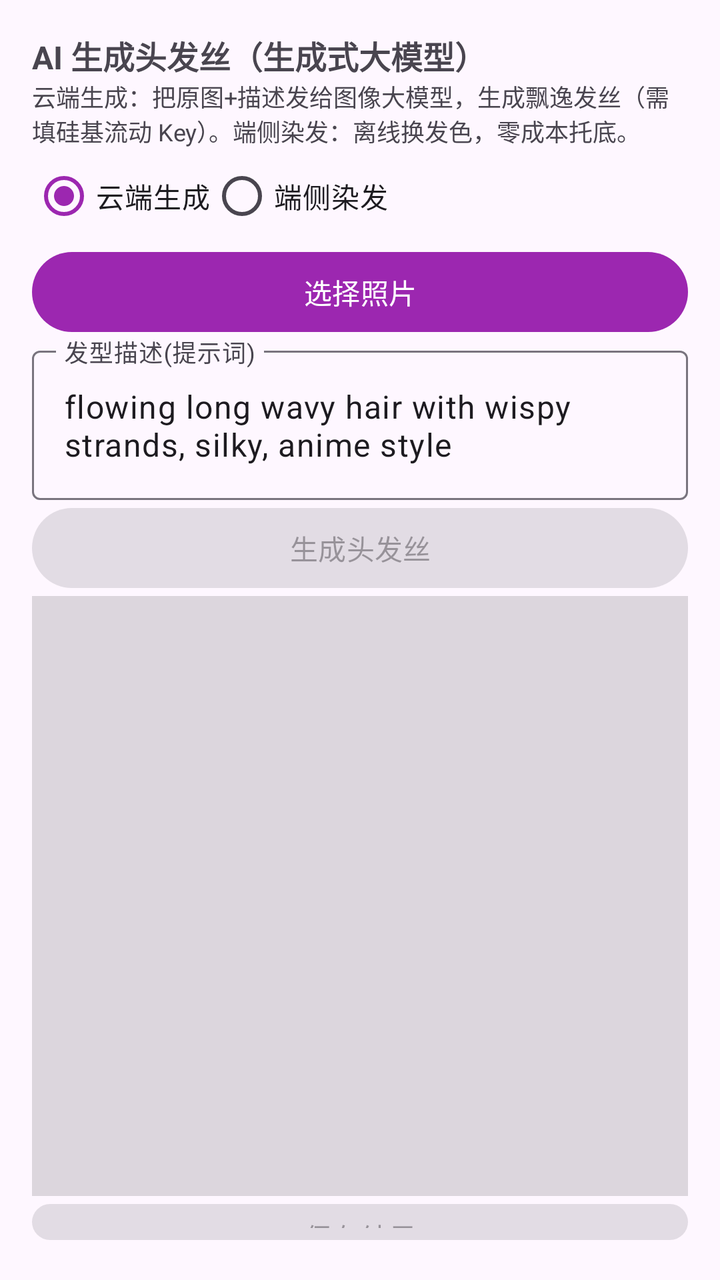
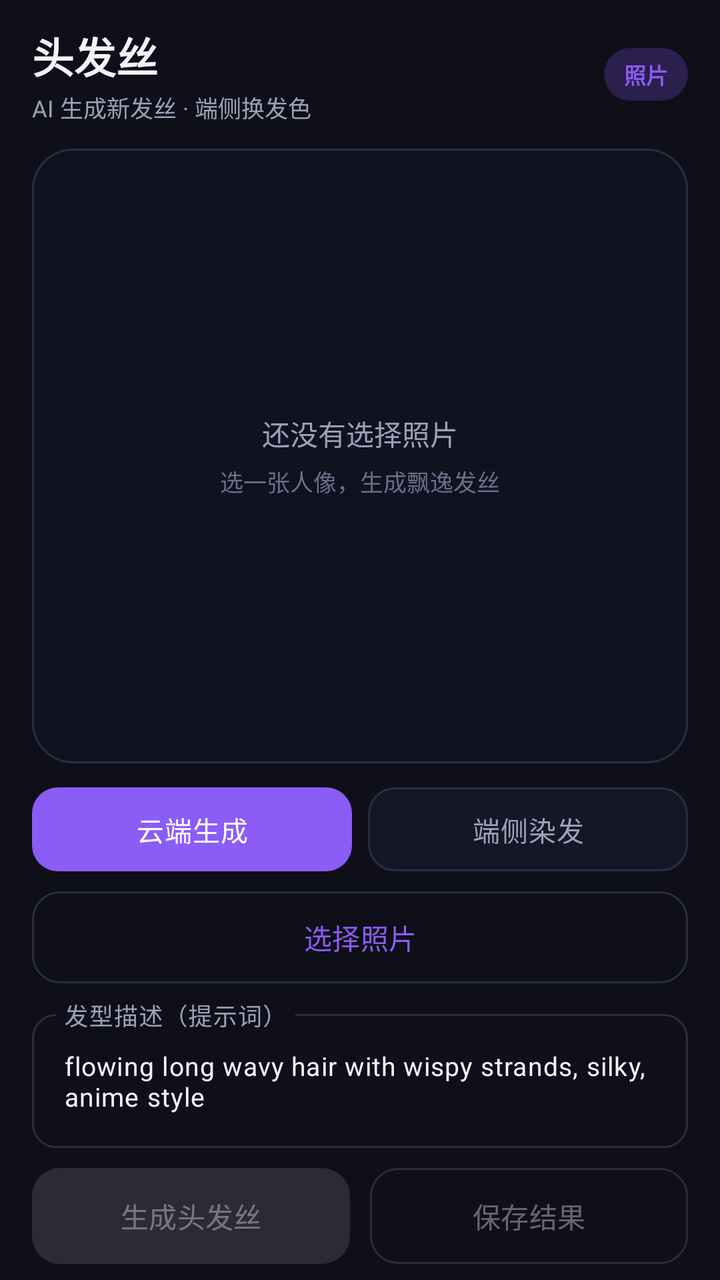

Compare the two renders of this Android layout. The source of the first and the diff that turns it into the second are given below.
<!-- AndroidManifest.xml: application theme Theme.MagicBeauty -->
<!-- res/layout/fragment_hair.xml -->
<?xml version="1.0" encoding="utf-8"?>
<LinearLayout xmlns:android="http://schemas.android.com/apk/res/android"
    android:layout_width="match_parent"
    android:layout_height="match_parent"
    android:orientation="vertical"
    android:padding="16dp">

    <TextView
        android:layout_width="match_parent"
        android:layout_height="wrap_content"
        android:text="AI 生成头发丝（生成式大模型）"
        android:textStyle="bold"
        android:textSize="16sp" />

    <TextView
        android:layout_width="match_parent"
        android:layout_height="wrap_content"
        android:text="云端生成：把原图+描述发给图像大模型，生成飘逸发丝（需填硅基流动 Key）。端侧染发：离线换发色，零成本托底。"
        android:textSize="12sp" />

    <RadioGroup
        android:id="@+id/rgMode"
        android:layout_width="match_parent"
        android:layout_height="wrap_content"
        android:orientation="horizontal">
        <RadioButton
            android:id="@+id/rbCloud"
            android:layout_width="wrap_content"
            android:layout_height="wrap_content"
            android:text="云端生成"
            android:checked="true" />
        <RadioButton
            android:id="@+id/rbLocal"
            android:layout_width="wrap_content"
            android:layout_height="wrap_content"
            android:text="端侧染发" />
    </RadioGroup>

    <Button
        android:id="@+id/btnPick"
        android:layout_width="match_parent"
        android:layout_height="wrap_content"
        android:text="选择照片" />

    <com.google.android.material.textfield.TextInputLayout
        android:layout_width="match_parent"
        android:layout_height="wrap_content"
        android:hint="发型描述(提示词)">
        <com.google.android.material.textfield.TextInputEditText
            android:id="@+id/etPrompt"
            android:layout_width="match_parent"
            android:layout_height="wrap_content"
            android:text="flowing long wavy hair with wispy strands, silky, anime style" />
    </com.google.android.material.textfield.TextInputLayout>

    <Button
        android:id="@+id/btnGen"
        android:layout_width="match_parent"
        android:layout_height="wrap_content"
        android:text="生成头发丝"
        android:enabled="false" />

    <ProgressBar
        android:id="@+id/progress"
        style="?android:attr/progressBarStyleHorizontal"
        android:layout_width="match_parent"
        android:layout_height="wrap_content"
        android:visibility="gone" />

    <ImageView
        android:id="@+id/preview"
        android:layout_width="match_parent"
        android:layout_height="300dp"
        android:scaleType="fitCenter"
        android:background="#22000000" />

    <Button
        android:id="@+id/btnSave"
        android:layout_width="match_parent"
        android:layout_height="wrap_content"
        android:text="保存结果"
        android:enabled="false" />

</LinearLayout>
<!-- resources referenced by this layout -->
<resources>
  <style name="Theme.MagicBeauty" parent="Theme.Material3.DayNight.NoActionBar">
          <item name="colorPrimary">@color/purple_500</item>
          <item name="colorPrimaryDark">@color/purple_700</item>
          <item name="colorAccent">@color/purple_500</item>
      </style>
  <color name="purple_500">#9C27B0</color>
  <color name="purple_700">#6A1B9A</color>
</resources>

<!-- the commit's change to res/layout/fragment_hair.xml (unified diff, before → after) -->
@@ -1,84 +1,216 @@
 <?xml version="1.0" encoding="utf-8"?>
 <LinearLayout xmlns:android="http://schemas.android.com/apk/res/android"
+    xmlns:app="http://schemas.android.com/apk/res-auto"
     android:layout_width="match_parent"
     android:layout_height="match_parent"
+    android:background="@color/bg"
     android:orientation="vertical"
-    android:padding="16dp">
-
-    <TextView
-        android:layout_width="match_parent"
-        android:layout_height="wrap_content"
-        android:text="AI 生成头发丝（生成式大模型）"
-        android:textStyle="bold"
-        android:textSize="16sp" />
-
-    <TextView
-        android:layout_width="match_parent"
-        android:layout_height="wrap_content"
-        android:text="云端生成：把原图+描述发给图像大模型，生成飘逸发丝（需填硅基流动 Key）。端侧染发：离线换发色，零成本托底。"
-        android:textSize="12sp" />
-
+    android:paddingStart="16dp"
+    android:paddingTop="12dp"
+    android:paddingEnd="16dp"
+    android:paddingBottom="8dp">
+
+    
+    <LinearLayout
+        android:layout_width="match_parent"
+        android:layout_height="wrap_content"
+        android:gravity="center_vertical"
+        android:orientation="horizontal">
+
+        <LinearLayout
+            android:layout_width="0dp"
+            android:layout_height="wrap_content"
+            android:layout_weight="1"
+            android:orientation="vertical">
+
+            <TextView
+                android:layout_width="wrap_content"
+                android:layout_height="wrap_content"
+                android:text="头发丝"
+                android:textColor="@color/text"
+                android:textSize="21sp"
+                android:textStyle="bold" />
+
+            <TextView
+                android:layout_width="wrap_content"
+                android:layout_height="wrap_content"
+                android:layout_marginTop="2dp"
+                android:text="AI 生成新发丝 · 端侧换发色"
+                android:textColor="@color/text_sub"
+                android:textSize="11.5sp" />
+        </LinearLayout>
+
+        <TextView
+            android:layout_width="wrap_content"
+            android:layout_height="wrap_content"
+            android:background="@drawable/bg_pill"
+            android:paddingStart="10dp"
+            android:paddingTop="5dp"
+            android:paddingEnd="10dp"
+            android:paddingBottom="5dp"
+            android:text="照片"
+            android:textColor="@color/brand"
+            android:textSize="11sp"
+            android:textStyle="bold" />
+    </LinearLayout>
+
+    
+    <FrameLayout
+        android:layout_width="match_parent"
+        android:layout_height="0dp"
+        android:layout_marginTop="12dp"
+        android:layout_weight="1"
+        android:minHeight="150dp"
+        android:background="@drawable/bg_preview">
+
+        <ImageView
+            android:id="@+id/preview"
+            android:layout_width="match_parent"
+            android:layout_height="match_parent"
+            android:contentDescription="预览"
+            android:scaleType="fitCenter" />
+
+        <LinearLayout
+            android:id="@+id/emptyState"
+            android:layout_width="wrap_content"
+            android:layout_height="wrap_content"
+            android:layout_gravity="center"
+            android:gravity="center"
+            android:orientation="vertical">
+
+            <TextView
+                android:layout_width="wrap_content"
+                android:layout_height="wrap_content"
+                android:text="还没有选择照片"
+                android:textColor="@color/text_sub"
+                android:textSize="14sp" />
+
+            <TextView
+                android:layout_width="wrap_content"
+                android:layout_height="wrap_content"
+                android:layout_marginTop="5dp"
+                android:text="选一张人像，生成飘逸发丝"
+                android:textColor="@color/text_dim"
+                android:textSize="11.5sp" />
+        </LinearLayout>
+
+        <ProgressBar
+            android:id="@+id/progress"
+            android:layout_width="wrap_content"
+            android:layout_height="wrap_content"
+            android:layout_gravity="center"
+            android:indeterminateTint="@color/brand"
+            android:visibility="gone" />
+    </FrameLayout>
+
+    
     <RadioGroup
         android:id="@+id/rgMode"
         android:layout_width="match_parent"
         android:layout_height="wrap_content"
+        android:layout_marginTop="12dp"
         android:orientation="horizontal">
+
         <RadioButton
             android:id="@+id/rbCloud"
-            android:layout_width="wrap_content"
-            android:layout_height="wrap_content"
+            android:layout_width="0dp"
+            android:layout_height="42dp"
+            android:layout_weight="1"
+            android:background="@drawable/bg_segment"
+            android:button="@null"
+            android:checked="true"
+            android:gravity="center"
             android:text="云端生成"
-            android:checked="true" />
+            android:textColor="@color/segment_text"
+            android:textSize="13.5sp" />
+
         <RadioButton
             android:id="@+id/rbLocal"
-            android:layout_width="wrap_content"
-            android:layout_height="wrap_content"
-            android:text="端侧染发" />
+            android:layout_width="0dp"
+            android:layout_height="42dp"
+            android:layout_marginStart="8dp"
+            android:layout_weight="1"
+            android:background="@drawable/bg_segment"
+            android:button="@null"
+            android:gravity="center"
+            android:text="端侧染发"
+            android:textColor="@color/segment_text"
+            android:textSize="13.5sp" />
     </RadioGroup>
 
-    <Button
+    
+    <com.google.android.material.button.MaterialButton
         android:id="@+id/btnPick"
-        android:layout_width="match_parent"
-        android:layout_height="wrap_content"
-        android:text="选择照片" />
-
+        style="?attr/materialButtonOutlinedStyle"
+        android:layout_width="match_parent"
+        android:layout_height="46dp"
+        android:layout_marginTop="10dp"
+        android:insetTop="0dp"
+        android:insetBottom="0dp"
+        android:text="选择照片"
+        android:textAllCaps="false"
+        android:textSize="14sp"
+        app:cornerRadius="14dp" />
+
+    
     <com.google.android.material.textfield.TextInputLayout
         android:layout_width="match_parent"
         android:layout_height="wrap_content"
-        android:hint="发型描述(提示词)">
+        android:layout_marginTop="10dp"
+        android:hint="发型描述（提示词）"
+        app:boxBackgroundMode="outline"
+        app:boxCornerRadiusBottomEnd="12dp"
+        app:boxCornerRadiusBottomStart="12dp"
+        app:boxCornerRadiusTopEnd="12dp"
+        app:boxCornerRadiusTopStart="12dp"
+        app:hintTextColor="@color/text_sub">
+
         <com.google.android.material.textfield.TextInputEditText
             android:id="@+id/etPrompt"
             android:layout_width="match_parent"
             android:layout_height="wrap_content"
-            android:text="flowing long wavy hair with wispy strands, silky, anime style" />
+            android:inputType="textMultiLine"
+            android:maxLines="2"
+            android:text="flowing long wavy hair with wispy strands, silky, anime style"
+            android:textSize="13sp" />
     </com.google.android.material.textfield.TextInputLayout>
 
-    <Button
-        android:id="@+id/btnGen"
-        android:layout_width="match_parent"
-        android:layout_height="wrap_content"
-        android:text="生成头发丝"
-        android:enabled="false" />
-
-    <ProgressBar
-        android:id="@+id/progress"
-        style="?android:attr/progressBarStyleHorizontal"
-        android:layout_width="match_parent"
-        android:layout_height="wrap_content"
-        android:visibility="gone" />
-
-    <ImageView
-        android:id="@+id/preview"
-        android:layout_width="match_parent"
-        android:layout_height="300dp"
-        android:scaleType="fitCenter"
-        android:background="#22000000" />
-
-    <Button
-        android:id="@+id/btnSave"
-        android:layout_width="match_parent"
-        android:layout_height="wrap_content"
-        android:text="保存结果"
-        android:enabled="false" />
-
+    
+    <LinearLayout
+        android:layout_width="match_parent"
+        android:layout_height="wrap_content"
+        android:layout_marginTop="10dp"
+        android:orientation="horizontal">
+
+        <com.google.android.material.button.MaterialButton
+            android:id="@+id/btnGen"
+            android:layout_width="0dp"
+            android:layout_height="48dp"
+            android:layout_weight="1"
+            android:enabled="false"
+            android:insetTop="0dp"
+            android:insetBottom="0dp"
+            android:text="生成头发丝"
+            android:textAllCaps="false"
+            android:textSize="14sp"
+            app:cornerRadius="14dp" />
+
+        <Space
+            android:layout_width="10dp"
+            android:layout_height="1dp" />
+
+        <com.google.android.material.button.MaterialButton
+            android:id="@+id/btnSave"
+            style="?attr/materialButtonOutlinedStyle"
+            android:layout_width="0dp"
+            android:layout_height="48dp"
+            android:layout_weight="1"
+            android:enabled="false"
+            android:insetTop="0dp"
+            android:insetBottom="0dp"
+            android:text="保存结果"
+            android:textAllCaps="false"
+            android:textSize="14sp"
+            app:cornerRadius="14dp" />
+    </LinearLayout>
 </LinearLayout>
<!-- resource entries referenced after the edit -->
@@ -1,11 +1,73 @@
 <!-- resources referenced by this layout -->
 <resources>
-  <style name="Theme.MagicBeauty" parent="Theme.Material3.DayNight.NoActionBar">
-          <item name="colorPrimary">@color/purple_500</item>
-          <item name="colorPrimaryDark">@color/purple_700</item>
-          <item name="colorAccent">@color/purple_500</item>
+  <color name="bg">#0E0F18</color>
+  <color name="brand">#8B5CF6</color>
+  <color name="text">#F2F3FA</color>
+  <color name="text_dim">#6B6F8A</color>
+  <color name="text_sub">#9CA0B8</color>
+  <!-- drawable bg_pill (drawable) -->
+  <?xml version="1.0" encoding="utf-8"?>
+  <shape xmlns:android="http://schemas.android.com/apk/res/android" android:shape="rectangle">
+      <solid android:color="@color/brand_soft" />
+      <corners android:radius="20dp" />
+  </shape>
+  <!-- drawable bg_preview (drawable) -->
+  <?xml version="1.0" encoding="utf-8"?>
+  <shape xmlns:android="http://schemas.android.com/apk/res/android" android:shape="rectangle">
+      <solid android:color="#101220" />
+      <corners android:radius="20dp" />
+      <stroke android:width="1dp" android:color="@color/card_stroke" />
+  </shape>
+  <!-- drawable bg_segment (drawable) -->
+  <?xml version="1.0" encoding="utf-8"?>
+  <selector xmlns:android="http://schemas.android.com/apk/res/android">
+      <item android:state_checked="true">
+          <shape android:shape="rectangle">
+              <solid android:color="@color/brand" />
+              <corners android:radius="13dp" />
+          </shape>
+      </item>
+      <item>
+          <shape android:shape="rectangle">
+              <solid android:color="@color/bg_elev" />
+              <corners android:radius="13dp" />
+              <stroke android:width="1dp" android:color="@color/card_stroke" />
+          </shape>
+      </item>
+  </selector>
+  <style name="Theme.MagicBeauty" parent="Theme.Material3.Dark.NoActionBar">
+          <item name="colorPrimary">@color/brand</item>
+          <item name="colorOnPrimary">@color/white</item>
+          <item name="colorPrimaryContainer">@color/brand_soft</item>
+          <item name="colorOnPrimaryContainer">@color/text</item>
+          <item name="colorSecondary">@color/brand_2</item>
+          <item name="colorOnSecondary">@color/white</item>
+          <item name="colorSecondaryContainer">@color/brand_soft</item>
+          <item name="colorOnSecondaryContainer">@color/text</item>
+  
+          <item name="colorSurface">@color/card</item>
+          <item name="colorOnSurface">@color/text</item>
+          <item name="colorSurfaceVariant">@color/bg_elev</item>
+          <item name="colorOnSurfaceVariant">@color/text_sub</item>
+          <item name="colorOutline">@color/card_stroke</item>
+          <item name="colorOutlineVariant">@color/card_stroke</item>
+  
+          <item name="android:windowBackground">@color/bg</item>
+          <item name="android:statusBarColor">@color/bg</item>
+          <item name="android:navigationBarColor">@color/nav_bg</item>
+          <item name="android:windowLightStatusBar">false</item>
+          <item name="android:windowLightNavigationBar" tools:targetApi="27">false</item>
+          <item name="android:colorAccent">@color/brand</item>
+          <item name="android:textColorPrimary">@color/text</item>
+          <item name="android:textColorSecondary">@color/text_sub</item>
+          <item name="android:forceDarkAllowed" tools:targetApi="29">false</item>
       </style>
-  <color name="purple_500">#9C27B0</color>
-  <color name="purple_700">#6A1B9A</color>
+  <color name="brand_soft">#2A1F4D</color>
+  <color name="card_stroke">#2A2D42</color>
+  <color name="bg_elev">#151726</color>
+  <color name="white">#FFFFFFFF</color>
+  <color name="brand_2">#EC4899</color>
+  <color name="card">#1A1C2B</color>
+  <color name="nav_bg">#111320</color>
 </resources>
 
